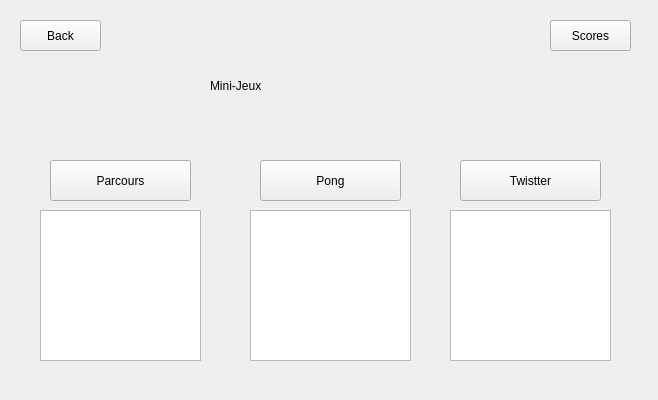
Above: testIHMClimingProject/testIHMClimingProject/jeuMenu.ui from simplyyCarlos/ClimbingProject before the change. Below: the same form after it.
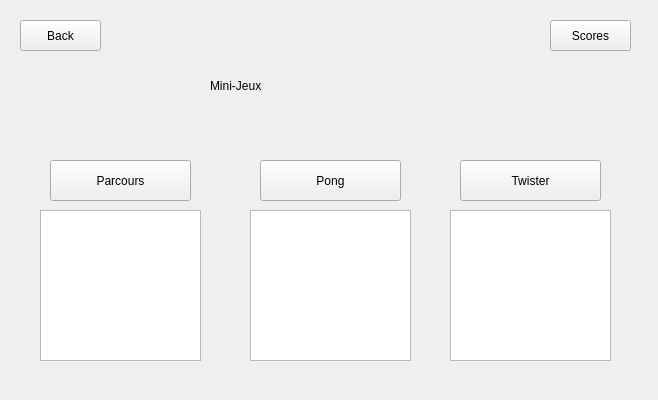
That is the form after the change.

Commit message: modification cicle to qpoint twister

What changed in the file:
```diff
--- a/testIHMClimingProject/testIHMClimingProject/jeuMenu.ui
+++ b/testIHMClimingProject/testIHMClimingProject/jeuMenu.ui
@@ -75,7 +75,7 @@
     </rect>
    </property>
    <property name="text">
-    <string>Twistter</string>
+    <string>Twister</string>
    </property>
   </widget>
   <widget class="QTextBrowser" name="textBrowser_Parcours">
```
Left out of the diff: 9 changed lines with no effect on the pictures. The commit also changes 5 other files.
